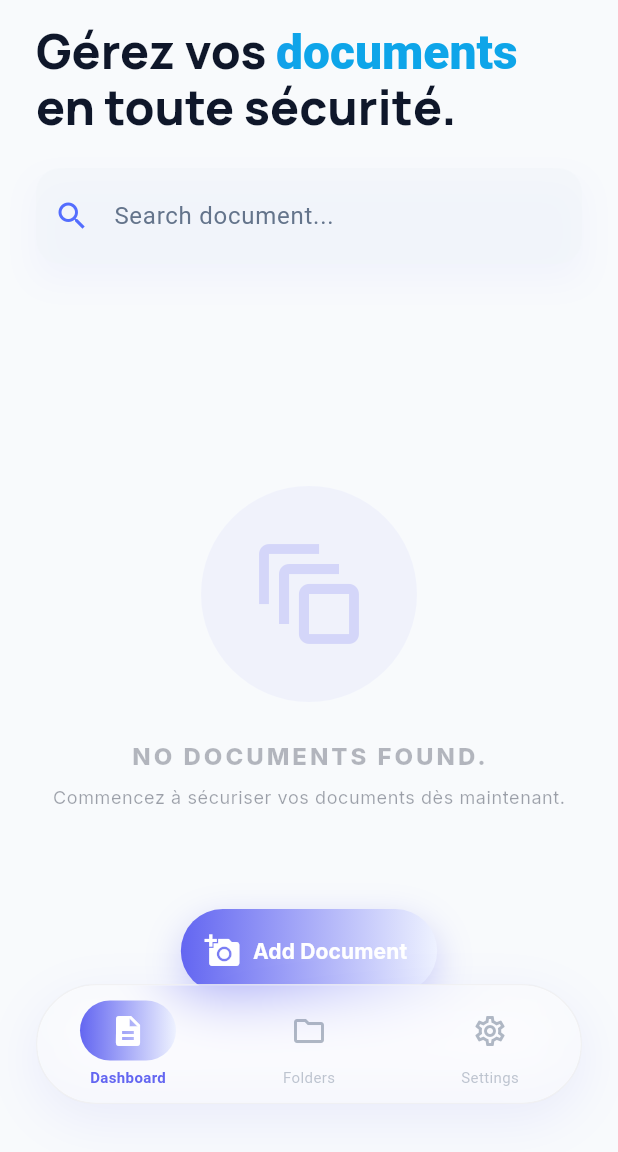
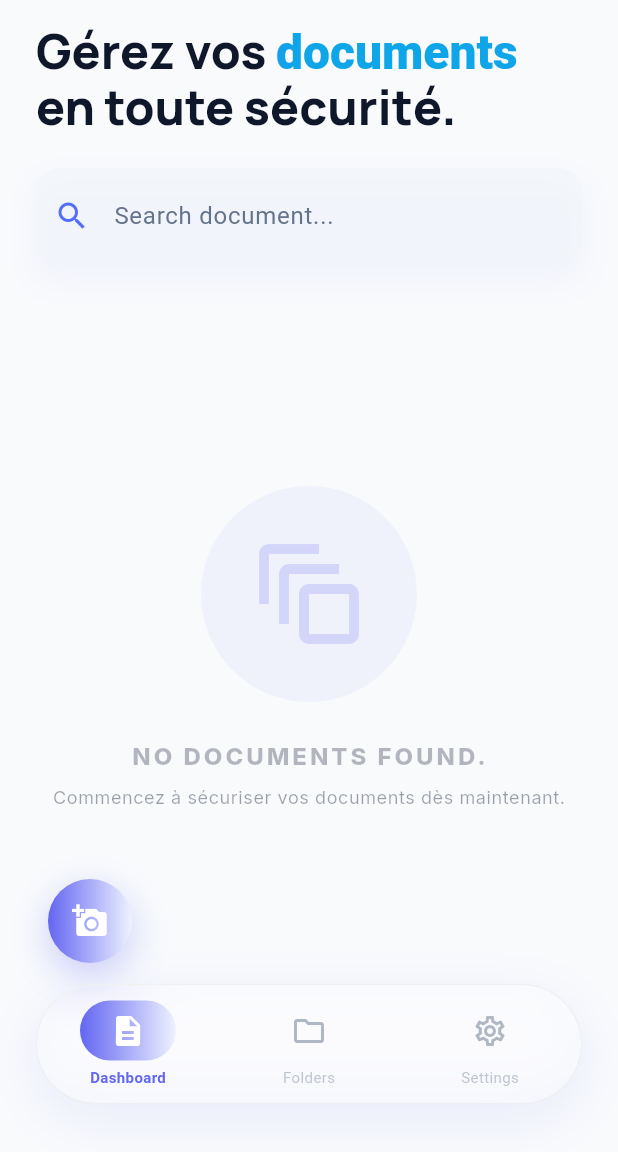
Before and after one commit to nadir958/doc-library-v1, a Flutter app: the screen it shows after launch, on a phone screen of 412 x 824 dp, the part 84-1236 px from its top. Run offline on Flutter 3.47's test engine with Material 3 defaults, Android fonts, the phone set to English and light mode, and no system bars; our stand-ins replace camera, flutter_riverpod, google_fonts, image_picker, isar, local_auth and 3 more; missing offline and left inert: google_mlkit_document_scanner, google_mlkit_text_recognition, opencv_dart; accounts and stored records are empty; generated files the repository leaves out were written again.

Commit message:
Fix title visibility in dark mode and refactor Add Document FAB (circle, left, no text)

```diff
--- a/lib/ui/screens/dashboard_screen.dart
+++ b/lib/ui/screens/dashboard_screen.dart
@@ -315,11 +315,11 @@ class _DashboardScreenState extends ConsumerState<DashboardScreen> {
           ),
         ],
       ),
-      floatingActionButtonLocation: FloatingActionButtonLocation.centerFloat,
+      floatingActionButtonLocation: FloatingActionButtonLocation.startFloat,
       floatingActionButton: Container(
-        margin: const EdgeInsets.only(bottom: 90),
+        margin: const EdgeInsets.only(bottom: 110, left: 16),
         decoration: BoxDecoration(
-          borderRadius: BorderRadius.circular(30),
+          shape: BoxShape.circle,
           boxShadow: [
             BoxShadow(
               color: theme.colorScheme.primary.withOpacity(0.3),
@@ -331,13 +331,13 @@ class _DashboardScreenState extends ConsumerState<DashboardScreen> {
             colors: [theme.colorScheme.primary, theme.colorScheme.primaryContainer.withOpacity(1.0)],
           ),
         ),
-        child: FloatingActionButton.extended(
+        child: FloatingActionButton(
           onPressed: () => _showCaptureOptions(context),
-          label: Text(l10n.addDocument, style: const TextStyle(fontWeight: FontWeight.bold)),
-          icon: const Icon(Icons.add_a_photo),
+          child: const Icon(Icons.add_a_photo, size: 24),
           backgroundColor: Colors.transparent,
           elevation: 0,
           foregroundColor: theme.brightness == Brightness.dark ? AppTheme.backgroundColor : Colors.white,
+          shape: const CircleBorder(),
         ),
       ),
     );
--- a/lib/ui/screens/settings_screen.dart
+++ b/lib/ui/screens/settings_screen.dart
@@ -128,7 +128,7 @@ class SettingsScreen extends ConsumerWidget {
       builder: (context) => AlertDialog(
         backgroundColor: theme.colorScheme.surface,
         shape: RoundedRectangleBorder(borderRadius: BorderRadius.circular(24)),
-        title: Text(l10n.selectLanguage, style: const TextStyle(fontWeight: FontWeight.bold)),
+        title: Text(l10n.selectLanguage, style: theme.textTheme.titleLarge),
         content: Column(
           mainAxisSize: MainAxisSize.min,
           children: [
@@ -150,7 +150,7 @@ class SettingsScreen extends ConsumerWidget {
       builder: (context) => AlertDialog(
         backgroundColor: theme.colorScheme.surface,
         shape: RoundedRectangleBorder(borderRadius: BorderRadius.circular(24)),
-        title: Text(l10n.selectTheme, style: const TextStyle(fontWeight: FontWeight.bold)),
+        title: Text(l10n.selectTheme, style: theme.textTheme.titleLarge),
         content: Column(
           mainAxisSize: MainAxisSize.min,
           children: [
@@ -171,7 +171,7 @@ class SettingsScreen extends ConsumerWidget {
       builder: (context) => AlertDialog(
         backgroundColor: theme.colorScheme.surface,
         shape: RoundedRectangleBorder(borderRadius: BorderRadius.circular(24)),
-        title: Text(l10n.deleteAllData, style: const TextStyle(fontWeight: FontWeight.bold)),
+        title: Text(l10n.deleteAllData, style: theme.textTheme.titleLarge),
         content: const Text("Toutes vos données locales seront supprimées définitivement."),
         actions: [
           TextButton(onPressed: () => Navigator.pop(context), child: Text(l10n.cancel, style: TextStyle(color: theme.colorScheme.onSurfaceVariant))),
--- a/lib/ui/theme/app_theme.dart
+++ b/lib/ui/theme/app_theme.dart
@@ -129,6 +129,14 @@ class AppTheme {
         fontWeight: FontWeight.w700,
         color: onSurfaceColor,
       ),
+      titleMedium: GoogleFonts.manrope(
+        fontWeight: FontWeight.w700,
+        color: onSurfaceColor,
+      ),
+      titleSmall: GoogleFonts.manrope(
+        fontWeight: FontWeight.w600,
+        color: onSurfaceColor,
+      ),
       bodyLarge: const TextStyle(color: onSurfaceColor),
       bodyMedium: const TextStyle(color: onSurfaceVariantColor),
     ),
```
Also changed, not shown: lib/ui/screens/folders_screen.dart (+6 -6 lines).
